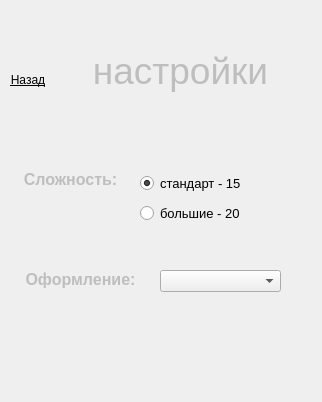
Qt form gamesettingwidget.ui (covobo/game) before a commit.
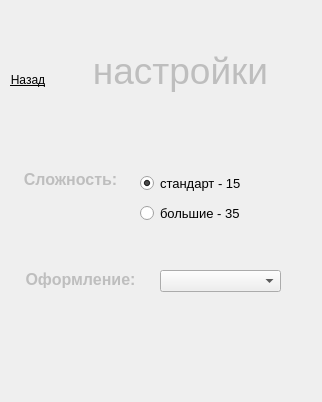
The same form after that commit.

```diff
--- a/gamesettingwidget.ui
+++ b/gamesettingwidget.ui
@@ -166,7 +166,7 @@
      <cursorShape>PointingHandCursor</cursorShape>
     </property>
     <property name="text">
-     <string>большие - 20</string>
+     <string>большие - 35</string>
     </property>
    </widget>
    <widget class="QLabel" name="themeLabel">
```
